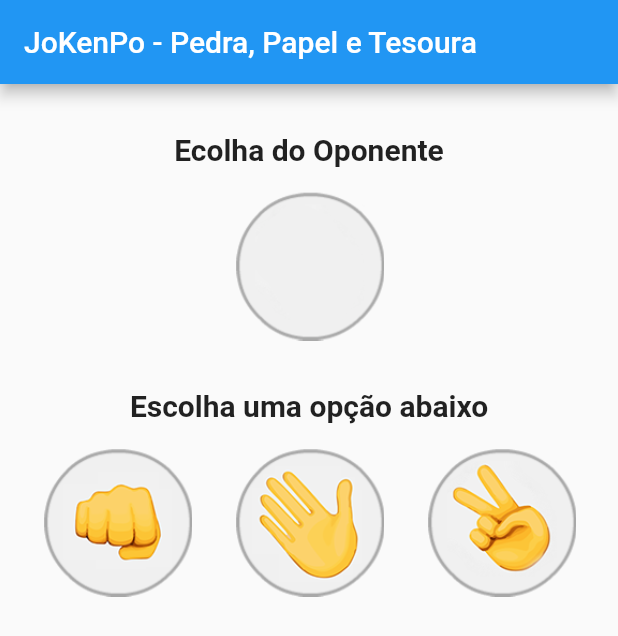
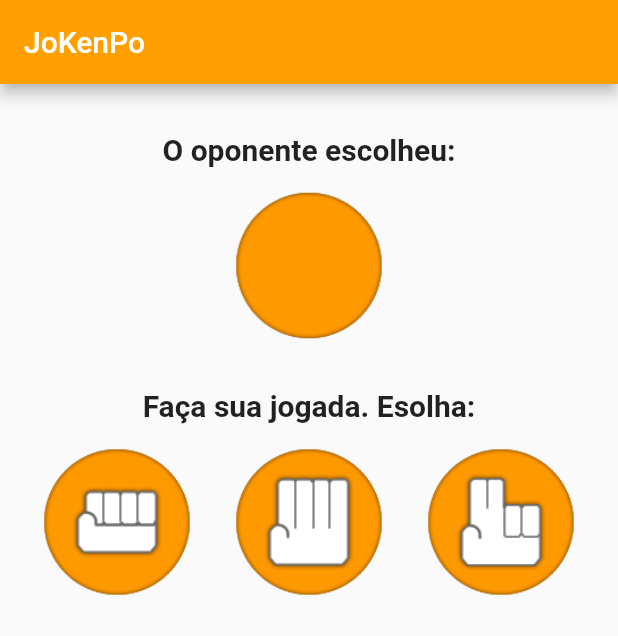
Before and after one commit to MoisesTedeschi/Dart-Flutter-App, a Flutter app: the screen it shows after launch, on a phone screen of 412 x 824 dp. Shown: the top 636 px of the screen. Run offline on Flutter 3.47's test engine with Material 2 defaults, Android fonts, the phone set to English and light mode, and no system bars.

Commit message:
Adicionando uma nova imagem e nova variável de mensagem.

```diff
--- a/pedra_papel_tesoura/lib/Jogo.dart
+++ b/pedra_papel_tesoura/lib/Jogo.dart
@@ -8,12 +8,42 @@ class Jogo extends StatefulWidget {
 
 class _JogoState extends State<Jogo> {
 
-  var _imagemAPP = AssetImage("images/padrao.png");
+  var _imagemAPP = AssetImage("images/padrao-new.png");
+  var _mensagem = "Faça sua jogada. Esolha:";
 
   void _opcaoSelecionada(String escolhaUsuario){
 
     var opcoes = ["Pedra", "Papel", "Tesoura"];
     var numero = Random().nextInt(3);
+
+    var escolaAPP = opcoes[numero];
+
+    //Teste de escolha
+    /*
+    print("Escolha do APP: $escolaAPP");
+    print("Escolha do Usuário: $escolhaUsuario");
+    */
+
+    switch( escolaAPP ){
+      case "Pedra" :
+        setState(() {
+          this._imagemAPP = AssetImage("images/pedra-new.png");
+        });
+        break;
+
+      case "Papel" :
+        setState(() {
+          this._imagemAPP = AssetImage("images/papel-new.png");
+        });
+        break;
+
+      case "Tesoura" :
+        setState(() {
+          this._imagemAPP = AssetImage("images/tesoura-new.png");
+        });
+        break;
+    }
+
 
   }
 
@@ -22,10 +52,10 @@ class _JogoState extends State<Jogo> {
     return Scaffold(
       appBar: AppBar(
         title: Text(
-            "JoKenPo - Pedra, Papel e Tesoura",
+            "JoKenPo",
             textAlign: TextAlign.center,
         ),
-        backgroundColor: Colors.blue,
+        backgroundColor: Colors.amber[700],
       ),
       body: Column(
         //Alinhamento de Elementos do App
@@ -36,7 +66,7 @@ class _JogoState extends State<Jogo> {
           Padding(
             padding: EdgeInsets.only(top: 32.0, bottom: 16.0),
             child: Text(
-              "Ecolha do Oponente",
+              "O oponente escolheu:",
               textAlign: TextAlign.center,
               style: TextStyle(
                 fontSize: 20.0,
@@ -50,7 +80,7 @@ class _JogoState extends State<Jogo> {
           Padding(
             padding: EdgeInsets.only(top: 32, bottom: 16.0),
             child: Text(
-              "Escolha uma opção abaixo",
+              this._mensagem,
               textAlign: TextAlign.center,
               style: TextStyle(
                 fontSize: 20.0,
@@ -63,15 +93,15 @@ class _JogoState extends State<Jogo> {
             children: <Widget>[
               GestureDetector(
                 onTap: () => _opcaoSelecionada("Pedra"),
-                child: Image.asset("images/pedra.png", height: 100,),
+                child: Image.asset("images/pedra-new.png", height: 100,),
               ),
               GestureDetector(
                 onTap: () => _opcaoSelecionada("Papel"),
-                child: Image.asset("images/papel.png", height: 100,),
+                child: Image.asset("images/papel-new.png", height: 100,),
               ),
               GestureDetector(
                 onTap: () => _opcaoSelecionada("Tesoura"),
-                child: Image.asset("images/tesoura.png", height: 100,),
+                child: Image.asset("images/tesoura-new.png", height: 100,),
               ),
               /*
               Image.asset("images/pedra.png", height: 100,),
--- a/pedra_papel_tesoura/pubspec.yaml
+++ b/pedra_papel_tesoura/pubspec.yaml
@@ -49,6 +49,10 @@ flutter:
     - images/papel.png
     - images/pedra.png
     - images/tesoura.png
+    - images/padrao-new.png
+    - images/pedra-new.png
+    - images/tesoura-new.png
+    - images/papel-new.png
 
 
   # An image asset can refer to one or more resolution-specific "variants", see
```
Also changed, not shown: pedra_papel_tesoura/images/padrao-new.png (added), pedra_papel_tesoura/images/papel-new.png (added), pedra_papel_tesoura/images/pedra-new.png (added), pedra_papel_tesoura/images/tesoura-new.png (added).
